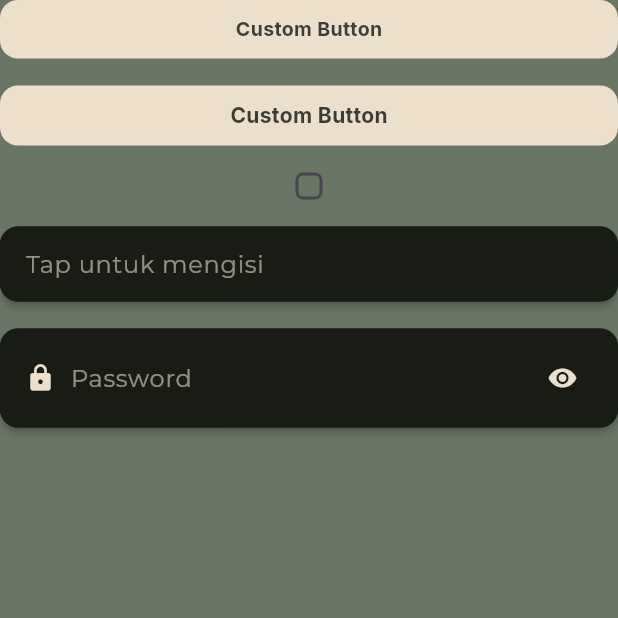
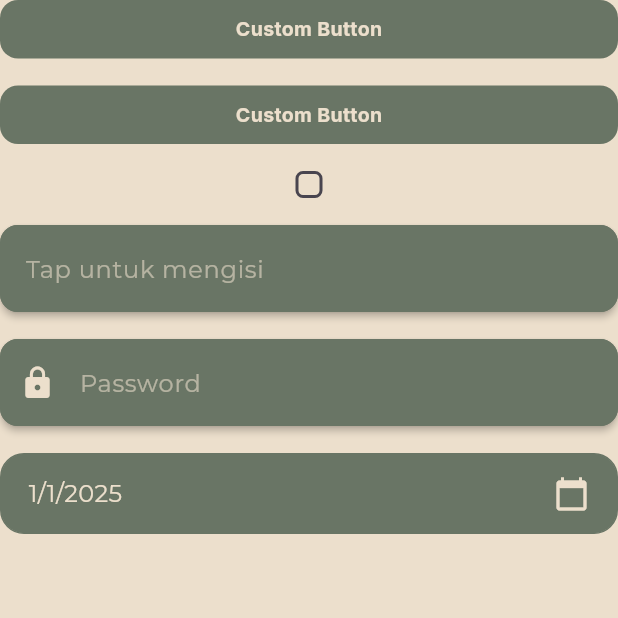
Before and after one commit to KevinAWijaya/flutter_login_bloc, a Flutter app: the MenuScreen screen opened directly, on a phone screen of 412 x 824 dp, the top half of it. Run offline on Flutter 3.47's test engine with Material 3 defaults, Android fonts, the phone set to English and light mode, and no system bars; our stand-ins replace dio, equatable, flutter_bloc, google_fonts, shared_preferences; accounts and stored records are empty.

Commit message:
updt: date picker + color adjustment

```diff
--- a/lib/core/color.dart
+++ b/lib/core/color.dart
@@ -1,14 +1,20 @@
 import 'package:flutter/material.dart';
 
 class VColor {
+  // brand color
   static const Color primary = Color(0xFF697565);
+  static const Color onPrimary = Color(0xFFECDFCC);
+
+  // secondary button
   static const Color secondary = Color(0xFFECDFCC);
+  static const Color onSecondary = Color(0xFF3C3D37);
+
+  // background element (card, container)
   static const Color surface = Color(0xFF3C3D37);
+  static const Color onSurface = Color(0xFFECDFCC);
+
+  /// background primary
   static const Color accent = Color(0xFF181C14);
-
-  static const Color onPrimary = Color(0xFFECDFCC);
-  static const Color onSecondary = Color(0xFF3C3D37);
-  static const Color onSurface = Color(0xFFECDFCC);
   static const Color onAccent = Color(0xFFECDFCC);
 
   static const Color primaryOpacity = Color.fromARGB(150, 105, 117, 101);
@@ -33,4 +39,19 @@ class VColor {
   static const Color grey2Opacity = Color.fromARGB(20, 122, 122, 122);
   static const Color grey3Opacity = Color.fromARGB(20, 86, 86, 86);
   static const Color grey4Opacity = Color.fromARGB(20, 52, 52, 52);
+
+  static WidgetStateProperty<Color?> overlayColor({
+    Color rippleColor = primary,
+    Color hoverColor = primary,
+  }) {
+    return WidgetStateProperty.resolveWith((Set<WidgetState> states) {
+      if (states.contains(WidgetState.pressed)) {
+        return rippleColor.withAlpha(80); // ripple effect
+      }
+      if (states.contains(WidgetState.hovered)) {
+        return hoverColor.withAlpha(40); // hover effect
+      }
+      return null;
+    });
+  }
 }
--- a/lib/core/constants/space.dart
+++ b/lib/core/constants/space.dart
@@ -15,9 +15,9 @@ Widget spaceHorizontalLarge = const SizedBox(width: marginLarge);
 Widget spaceHorizontalSuperLarge = const SizedBox(width: marginExtraLarge);
 Widget spaceHorizontalCustom(double value) => SizedBox(width: value);
 
-final borderRadiusSmall = BorderRadius.circular(radiusSmall);
-final borderRadiusMedium = BorderRadius.circular(radiusMedium);
-final borderRadiusLarge = BorderRadius.circular(radiusLarge);
-final borderRadiusExtraLarge = BorderRadius.circular(radiusExtraLarge);
-final borderRadiusSuperLarge = BorderRadius.circular(radiusSuperLarge);
-final borderRadiusMax = BorderRadius.circular(radiusMax);
+const borderRadiusSmall = BorderRadius.all(Radius.circular(radiusSmall));
+const borderRadiusMedium = BorderRadius.all(Radius.circular(radiusMedium));
+const borderRadiusLarge = BorderRadius.all(Radius.circular(radiusLarge));
+const borderRadiusExtraLarge = BorderRadius.all(Radius.circular(radiusExtraLarge));
+const borderRadiusSuperLarge = BorderRadius.all(Radius.circular(radiusSuperLarge));
+const borderRadiusMax = BorderRadius.all(Radius.circular(radiusMax));
--- a/lib/main.dart
+++ b/lib/main.dart
@@ -59,7 +59,7 @@ class MyApp extends StatelessWidget {
           title: 'Wisdom POS',
           theme: ThemeData(
             primarySwatch: Colors.indigo,
-            scaffoldBackgroundColor: VColor.primary,
+            scaffoldBackgroundColor: VColor.secondary,
             textTheme: GoogleFonts.montserratTextTheme(),
           ),
           home: const LoginPage(),
--- a/lib/ui/menu/menu_page.dart
+++ b/lib/ui/menu/menu_page.dart
@@ -1,9 +1,11 @@
 import 'package:flutter/material.dart';
+import 'package:wisdom_pos_test/core/color.dart';
 import 'package:wisdom_pos_test/core/constants/space.dart';
 import 'package:wisdom_pos_test/ui/widgets/button.dart';
 import 'package:wisdom_pos_test/ui/widgets/button_loading.dart';
 import 'package:wisdom_pos_test/ui/widgets/check_box.dart';
-import 'package:wisdom_pos_test/ui/widgets/input_text.dart';
+import 'package:wisdom_pos_test/ui/widgets/date_picker.dart';
+import 'package:wisdom_pos_test/ui/widgets/input_text_riple.dart';
 
 class MenuScreen extends StatefulWidget {
   const MenuScreen({super.key});
@@ -47,17 +49,28 @@ class _MenuScreenState extends State<MenuScreen> {
             onChanged: (value) {},
           ),
           spaceVerticalLarge,
-          const VInputText(
+          const VInputTextRiple(
             obscureText: true,
           ),
           spaceVerticalLarge,
-          VInputText(
+          const VInputTextRiple(
             hint: "Password",
-            prefixIcon: const Icon(Icons.lock),
-            suffixIcon: const Icon(Icons.visibility),
-            onSuffixTap: () {},
+            prefixIcon: Icon(
+              Icons.lock,
+              color: VColor.secondary,
+            ),
             isUseRipleEffect: true,
-          )
+          ),
+          spaceVerticalLarge,
+          VDatePicker(
+            initialDate: DateTime(2025, 1, 1),
+            onDateSelected: (date) {
+              print("Picked date: $date");
+            },
+          ),
+          spaceVerticalLarge,
+          spaceVerticalLarge,
+          spaceVerticalLarge,
         ],
       ),
     );
--- a/lib/ui/navigation/bottom_navigation.dart
+++ b/lib/ui/navigation/bottom_navigation.dart
@@ -16,7 +16,6 @@ class CustomBottomNavigationBarPage extends StatelessWidget {
         if (state is NavigationSelected) {
           selectedIndex = state.selectedIndex;
         }
-
         return BottomNavigationBar(
           type: BottomNavigationBarType.fixed,
           currentIndex: selectedIndex,
--- a/lib/ui/widgets/button.dart
+++ b/lib/ui/widgets/button.dart
@@ -16,13 +16,13 @@ class VButton extends StatelessWidget {
     super.key,
     required this.text,
     this.textSize = textSizeMedium,
-    this.textColor = VColor.onSecondary,
+    this.textColor = VColor.onPrimary,
     this.textPadding = marginSmall,
     this.icon,
     this.iconSize = 40,
     this.iconMargin = marginSmall,
-    this.iconColor = VColor.onSecondary,
-    this.buttonColor = VColor.secondary,
+    this.iconColor = VColor.onPrimary,
+    this.buttonColor = VColor.primary,
     this.borderColor = Colors.transparent,
     this.borderWidth = 0,
     this.onPressed,
--- a/lib/ui/widgets/button_loading.dart
+++ b/lib/ui/widgets/button_loading.dart
@@ -18,9 +18,10 @@ class VButtonLoading extends StatelessWidget {
   const VButtonLoading({
     super.key,
     required this.text,
-    this.textColor = VColor.onSecondary,
+    this.textSize = textSizeMedium,
+    this.textColor = VColor.onPrimary,
     this.textColorDisabled = VColor.grey1,
-    this.buttonColor = VColor.secondary,
+    this.buttonColor = VColor.primary,
     this.buttonColorDisabled = VColor.primaryOpacity,
     this.onPressed,
     this.isDisabled = false,
@@ -29,11 +30,9 @@ class VButtonLoading extends StatelessWidget {
     this.isLoading = false,
   });
 
-  /// The text displayed inside the button.
   final String text;
-
-  /// Text color when enabled.
   final Color textColor;
+  final double textSize;
 
   /// Text color when disabled.
   final Color textColorDisabled;
@@ -89,6 +88,7 @@ class VButtonLoading extends StatelessWidget {
                 text,
                 isBold: true,
                 color: !isDisabled ? textColor : textColorDisabled,
+                fontSize: textSize,
               ),
               if (isLoading)
                 Container(
--- /dev/null
+++ b/lib/ui/widgets/date_picker.dart
@@ -0,0 +1,158 @@
+import 'package:flutter/material.dart';
+import 'package:wisdom_pos_test/core/constants/size.dart';
+import 'package:wisdom_pos_test/core/constants/space.dart';
+
+import '../../core/color.dart';
+
+class VDatePicker extends StatefulWidget {
+  final DateTime? initialDate;
+  final Function(DateTime)? onDateSelected;
+
+  // Customization
+
+  // selected date color
+  final Color backgroundColor;
+  final Color textColor;
+
+  // date picker color
+  final Color primaryColor;
+  final Color dateBackgroundColor;
+  final Color dateTextColor;
+  final Color headerBackgroundColor;
+  final Color headerTextColor;
+  final Color todayHighlightColor;
+  final Color selectedDateColor;
+
+  const VDatePicker({
+    super.key,
+    this.initialDate,
+    this.onDateSelected,
+    this.primaryColor = VColor.primary,
+    this.backgroundColor = VColor.primary,
+    this.textColor = VColor.onPrimary,
+    this.dateBackgroundColor = VColor.accent,
+    this.dateTextColor = VColor.onPrimary,
+    this.headerBackgroundColor = VColor.primary,
+    this.headerTextColor = VColor.onPrimary,
+    this.todayHighlightColor = VColor.primary,
+    this.selectedDateColor = VColor.primary,
+  });
+
+  @override
+  State<VDatePicker> createState() => _VDatePickerState();
+}
+
+class _VDatePickerState extends State<VDatePicker> {
+  DateTime? selectedDate;
+
+  @override
+  void initState() {
+    super.initState();
+    selectedDate = widget.initialDate ?? DateTime.now();
+  }
+
+  Future<void> _pickDate(BuildContext context) async {
+    final DateTime now = DateTime.now();
+    final DateTime? picked = await showDatePicker(
+      context: context,
+      initialDate: selectedDate ?? now,
+      firstDate: DateTime(2000),
+      lastDate: DateTime(2100),
+      builder: (context, child) {
+        return Theme(
+          data: ThemeData.light().copyWith(
+            colorScheme: ColorScheme.light(
+              primary: widget.primaryColor,
+              onPrimary: widget.headerTextColor,
+              onSurface: widget.dateTextColor,
+            ),
+            datePickerTheme: DatePickerThemeData(
+              backgroundColor: widget.dateBackgroundColor,
+              headerBackgroundColor: widget.headerBackgroundColor,
+              headerForegroundColor: widget.headerTextColor,
+              todayBackgroundColor: WidgetStatePropertyAll(widget.todayHighlightColor.withAlpha(60)),
+              todayForegroundColor: WidgetStatePropertyAll(widget.todayHighlightColor),
+
+              // text & background date
+              dayForegroundColor: WidgetStateProperty.resolveWith((states) {
+                if (states.contains(WidgetState.selected)) {
+                  return widget.headerTextColor; // selected date text
+                }
+                return widget.dateTextColor; // default text color
+              }),
+              dayBackgroundColor: WidgetStateProperty.resolveWith((states) {
+                if (states.contains(WidgetState.selected)) {
+                  return widget.selectedDateColor;
+                }
+                return null;
+              }),
+              dayOverlayColor: VColor.overlayColor(hoverColor: widget.selectedDateColor, rippleColor: widget.selectedDateColor),
+
+              // 👇 Custom OK & Cancel button
+              cancelButtonStyle: ButtonStyle(
+                foregroundColor: WidgetStatePropertyAll(widget.selectedDateColor),
+                overlayColor: VColor.overlayColor(hoverColor: widget.selectedDateColor, rippleColor: widget.selectedDateColor),
+              ),
+              confirmButtonStyle: ButtonStyle(
+                foregroundColor: WidgetStatePropertyAll(widget.selectedDateColor),
+                overlayColor: VColor.overlayColor(hoverColor: widget.selectedDateColor, rippleColor: widget.selectedDateColor),
+              ),
+            ),
+            dialogTheme: DialogThemeData(backgroundColor: widget.dateBackgroundColor),
+
+            // input mode
+            inputDecorationTheme: InputDecorationTheme(
+              filled: true,
+              fillColor: widget.dateBackgroundColor,
+              labelStyle: TextStyle(color: widget.dateTextColor),
+              hintStyle: TextStyle(color: widget.dateTextColor.withAlpha(180)),
+              enabledBorder: OutlineInputBorder(
+                borderSide: BorderSide(color: widget.primaryColor),
+                borderRadius: borderRadiusMedium,
+              ),
+              focusedBorder: OutlineInputBorder(
+                borderSide: BorderSide(color: widget.selectedDateColor, width: 2),
+                borderRadius: borderRadiusMedium,
+              ),
+            ),
+            textTheme: ThemeData.light().textTheme.copyWith(
+                  bodyLarge: TextStyle(color: widget.dateTextColor),
+                  bodyMedium: TextStyle(color: widget.dateTextColor),
+                ),
+          ),
+          child: child!,
+        );
+      },
+    );
+
+    if (picked != null && picked != selectedDate) {
+      setState(() => selectedDate = picked);
+      widget.onDateSelected?.call(picked);
+    }
+  }
+
+  @override
+  Widget build(BuildContext context) {
+    return GestureDetector(
+      onTap: () => _pickDate(context),
+      child: Container(
+        padding: const EdgeInsets.symmetric(horizontal: marginLarge, vertical: marginMedium),
+        decoration: BoxDecoration(
+          color: widget.backgroundColor,
+          border: Border.all(color: widget.primaryColor, width: 1),
+          borderRadius: borderRadiusLarge,
+        ),
+        child: Row(
+          mainAxisAlignment: MainAxisAlignment.spaceBetween,
+          children: [
+            Text(
+              selectedDate != null ? "${selectedDate!.day}/${selectedDate!.month}/${selectedDate!.year}" : "Select Date",
+              style: TextStyle(color: widget.textColor, fontSize: 16),
+            ),
+            Icon(Icons.calendar_today, color: widget.textColor),
+          ],
+        ),
+      ),
+    );
+  }
+}
--- a/lib/ui/widgets/input_text.dart
+++ /dev/null
@@ -1,202 +0,0 @@
-import 'package:flutter/material.dart';
-
-import '../../core/color.dart';
-import '../../core/constants/size.dart';
-import '../../core/constants/space.dart';
-
-class VInputText extends StatefulWidget {
-  final TextEditingController? controller;
-  final String? hint;
-  final TextInputType? keyboardType;
-  final bool obscureText;
-  final bool isUseRipleEffect;
-  final void Function(String)? onChanged;
-
-  final Color backgroundColor;
-  final Color borderColor;
-  final Color iconColor;
-  final Color textColor;
-  final Color cursorColor;
-
-  final Widget? prefixIcon;
-  final Widget? suffixIcon;
-  final VoidCallback? onSuffixTap;
-
-  const VInputText({
-    Key? key,
-    this.controller,
-    this.hint,
-    this.keyboardType,
-    this.obscureText = false,
-    this.isUseRipleEffect = false,
-    this.onChanged,
-    this.backgroundColor = VColor.accent,
-    this.borderColor = VColor.accent,
-    this.iconColor = VColor.onAccent,
-    this.textColor = VColor.onAccent,
-    this.cursorColor = VColor.onAccent,
-    this.prefixIcon,
-    this.suffixIcon,
-    this.onSuffixTap,
-  }) : super(key: key);
-
-  @override
-  State<VInputText> createState() => _VInputTextState();
-}
-
-class _VInputTextState extends State<VInputText> {
-  late final TextEditingController _ctrl;
-  final FocusNode _focusNode = FocusNode();
-
-  @override
-  void initState() {
-    super.initState();
-    _ctrl = widget.controller ?? TextEditingController();
-  }
-
-  @override
-  void dispose() {
-    if (widget.controller == null) {
-      _ctrl.dispose();
-    }
-    _focusNode.dispose();
-    super.dispose();
-  }
-
-  @override
-  Widget build(BuildContext context) {
-    return Material(
-      elevation: 2,
-      borderRadius: borderRadiusMedium,
-      color: widget.backgroundColor,
-      child: Stack(
-        children: [
-          Container(
-            padding: const EdgeInsets.symmetric(horizontal: 16, vertical: 12),
-            decoration: BoxDecoration(
-              borderRadius: borderRadiusMedium,
-              border: Border.all(color: widget.borderColor),
-              color: widget.backgroundColor,
-            ),
-            child: Row(
-              children: [
-                // Prefix icon
-                if (widget.prefixIcon != null) ...[
-                  ..._prefixIcon(),
-                ],
-
-                // Text field
-                Expanded(
-                  child: TextField(
-                    controller: _ctrl,
-                    focusNode: _focusNode,
-                    keyboardType: widget.keyboardType,
-                    obscureText: widget.obscureText,
-                    cursorWidth: 2,
-                    cursorRadius: const Radius.circular(2),
-                    cursorColor: widget.cursorColor,
-                    style: TextStyle(color: widget.textColor),
-                    decoration: InputDecoration(
-                      isCollapsed: true,
-                      hintText: widget.hint ?? 'Tap untuk mengisi',
-                      hintStyle: TextStyle(color: widget.textColor.withAlpha(150)),
-                      border: InputBorder.none,
-                    ),
-                    onChanged: widget.onChanged,
-                  ),
-                ),
-
-                // Suffix icon
-                if (widget.suffixIcon != null) ...[
-                  ..._suffixIcon(),
-                ],
-              ],
-            ),
-          ),
-
-          // 🔹 Overlay InkWell for ripple effect
-          if (widget.isUseRipleEffect)
-            Positioned.fill(
-              child: Row(
-                children: [
-                  Expanded(
-                    child: Material(
-                      color: Colors.transparent,
-                      borderRadius: borderRadiusMedium,
-                      child: InkWell(
-                        borderRadius: borderRadiusMedium,
-                        onTap: () => _focusNode.requestFocus(),
-                        overlayColor: WidgetStateProperty.resolveWith<Color?>(
-                          (states) {
-                            if (states.contains(WidgetState.pressed)) {
-                              return VColor.white.withAlpha(50);
-                            }
-                            if (states.contains(WidgetState.hovered)) {
-                              return VColor.black.withAlpha(20);
-                            }
-                            return null;
-                          },
-                        ),
-                      ),
-                    ),
-                  ),
-                  if (widget.suffixIcon != null) // space for suffix onClick
-                    spaceHorizontalCustom(iconSmall + (marginLarge * 2))
-                ],
-              ),
-            ),
-        ],
-      ),
-    );
-  }
-
-  List<Widget> _prefixIcon() {
-    return [
-      IconTheme(
-        data: IconThemeData(color: widget.iconColor, size: iconSmall),
-        child: widget.prefixIcon!,
-      ),
-      spaceHorizontalSmall,
-    ];
-  }
-
-  List<Widget> _suffixIcon() {
-    return [
-      spaceHorizontalSmall,
-      widget.onSuffixTap != null
-          ? Material(
-              color: Colors.transparent,
-              child: InkWell(
-                onTap: widget.onSuffixTap,
-                // 🔹 Bentuk splash (Circle)
-                customBorder: const CircleBorder(),
-                overlayColor: WidgetStateProperty.resolveWith<Color?>(
-                  (states) {
-                    if (states.contains(WidgetState.pressed)) {
-                      return VColor.white.withAlpha(50);
-                    }
-                    if (states.contains(WidgetState.hovered)) {
-                      return VColor.black.withAlpha(20);
-                    }
-                    return null;
-                  },
-                ),
-                child: Padding(
-                  padding: const EdgeInsets.all(marginSmall),
-                  child: IconTheme(
-                    data: IconThemeData(
-                      color: widget.iconColor,
-                      size: iconSmall,
-                    ),
-                    child: widget.suffixIcon!,
-                  ),
-                ),
-              ),
-            )
-          : IconTheme(
-              data: IconThemeData(color: widget.iconColor, size: iconSmall),
-              child: widget.suffixIcon!,
-            ),
-    ];
-  }
-}
--- /dev/null
+++ b/lib/ui/widgets/input_text_riple.dart
@@ -0,0 +1,133 @@
+import 'package:flutter/material.dart';
+
+import '../../core/color.dart';
+import '../../core/constants/space.dart';
+
+class VInputTextRiple extends StatefulWidget {
+  final TextEditingController? controller;
+  final String? hint;
+  final TextInputType? keyboardType;
+  final bool obscureText;
+  final bool isUseRipleEffect;
+  final void Function(String)? onChanged;
+
+  final Color backgroundColor;
+  final Color borderColor;
+  final Color iconColor;
+  final Color textColor;
+  final Color cursorColor;
+
+  final Widget? prefixIcon;
+  final Widget? suffixIcon;
+
+  const VInputTextRiple({
+    Key? key,
+    this.controller,
+    this.hint,
+    this.keyboardType,
+    this.obscureText = false,
+    this.isUseRipleEffect = false,
+    this.onChanged,
+    this.backgroundColor = VColor.primary,
+    this.borderColor = VColor.primary,
+    this.iconColor = VColor.onAccent,
+    this.textColor = VColor.onAccent,
+    this.cursorColor = VColor.onAccent,
+    this.prefixIcon,
+    this.suffixIcon,
+  }) : super(key: key);
+
+  @override
+  State<VInputTextRiple> createState() => _VInputTextRipleState();
+}
+
+class _VInputTextRipleState extends State<VInputTextRiple> {
+  late final TextEditingController _ctrl;
+  final FocusNode _focusNode = FocusNode();
+
+  @override
+  void initState() {
+    super.initState();
+    _ctrl = widget.controller ?? TextEditingController();
+  }
+
+  @override
+  void dispose() {
+    if (widget.controller == null) {
+      _ctrl.dispose();
+    }
+    _focusNode.dispose();
+    super.dispose();
+  }
+
+  @override
+  Widget build(BuildContext context) {
+    return Material(
+      elevation: 2,
+      borderRadius: borderRadiusMedium,
+      color: widget.backgroundColor,
+      child: Stack(
+        children: [
+          Container(
+            decoration: BoxDecoration(
+              borderRadius: borderRadiusMedium,
+              border: Border.all(color: widget.borderColor),
+              color: widget.backgroundColor,
+            ),
+            child: TextField(
+              controller: _ctrl,
+              focusNode: _focusNode,
+              keyboardType: widget.keyboardType,
+              obscureText: widget.obscureText,
+              cursorWidth: 1,
+              cursorRadius: const Radius.circular(2),
+              cursorColor: widget.cursorColor,
+              style: TextStyle(color: widget.textColor),
+              decoration: InputDecoration(
+                hintText: widget.hint ?? 'Tap untuk mengisi',
+                hintStyle: TextStyle(color: widget.textColor.withAlpha(150)),
+                border: OutlineInputBorder(
+                  borderRadius: BorderRadius.circular(30),
+                  borderSide: BorderSide.none,
+                ),
+                prefixIcon: widget.prefixIcon,
+                suffixIcon: widget.suffixIcon,
+              ),
+              onChanged: widget.onChanged,
+            ),
+          ),
+
+          // 🔹 Overlay InkWell for ripple effect
+          if (widget.isUseRipleEffect && widget.suffixIcon == null)
+            Positioned.fill(
+              child: Row(
+                children: [
+                  Expanded(
+                    child: Material(
+                      color: Colors.transparent,
+                      borderRadius: borderRadiusMedium,
+                      child: InkWell(
+                        borderRadius: borderRadiusMedium,
+                        onTap: () => _focusNode.requestFocus(),
+                        overlayColor: WidgetStateProperty.resolveWith<Color?>(
+                          (states) {
+                            if (states.contains(WidgetState.pressed)) {
+                              return VColor.white.withAlpha(50);
+                            }
+                            if (states.contains(WidgetState.hovered)) {
+                              return VColor.black.withAlpha(20);
+                            }
+                            return null;
+                          },
+                        ),
+                      ),
+                    ),
+                  ),
+                ],
+              ),
+            ),
+        ],
+      ),
+    );
+  }
+}
```
